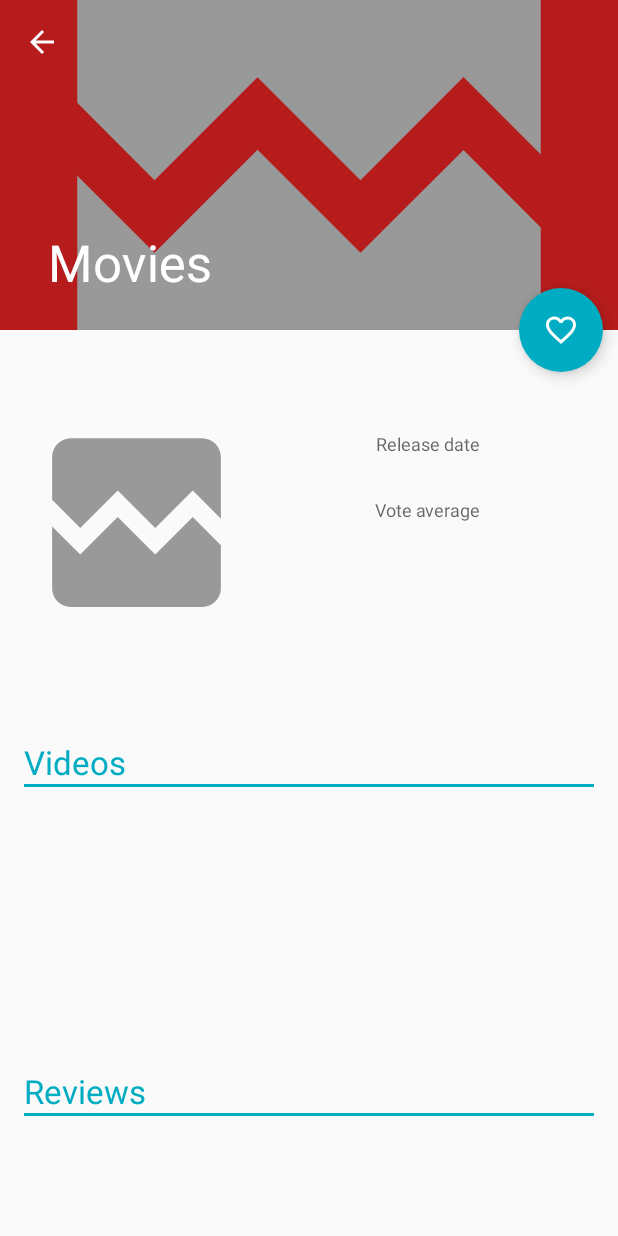
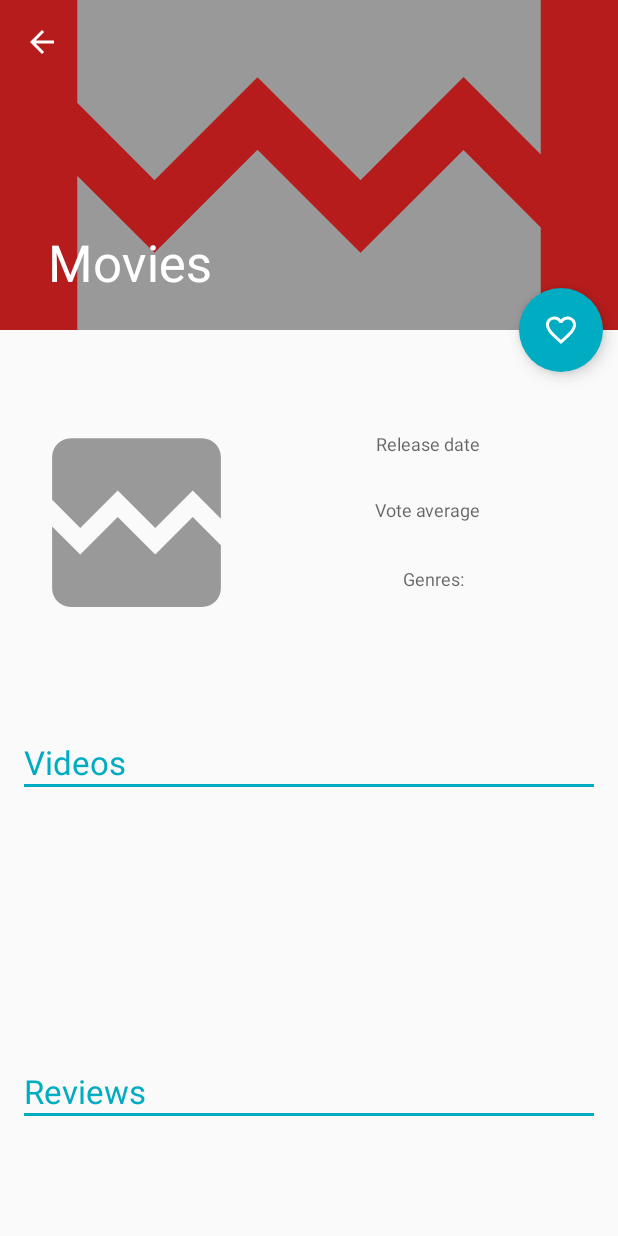
Before and after one commit to arwi74/Movies, an Android app: the DetailActivity screen opened directly, with no data from a screen before it, on a phone screen of 412 x 824 dp. Run offline under Robolectric (Android 15) with nearby library versions, the phone set to English and light mode, and no system bars; our stand-ins replace Dagger/Hilt's generated code, RxJava, data binding; pictures from the network do not load; 11 statements that could not run were skipped.

Commit message:
implement genres and MovieDetailPresenter

```diff
--- a/app/src/main/java/com/example/arek/movies/api/MovieDbApi.java
+++ b/app/src/main/java/com/example/arek/movies/api/MovieDbApi.java
@@ -1,5 +1,6 @@
 package com.example.arek.movies.api;
 
+import com.example.arek.movies.model.GenreResult;
 import com.example.arek.movies.model.MovieDbResult;
 import com.example.arek.movies.model.ReviewsResult;
 import com.example.arek.movies.model.VideoResult;
@@ -39,4 +40,9 @@ public interface MovieDbApi {
             @Path("id")long id,
             @Query("language")String language);
 
+    @GET("/3/genre/movie/list")
+    Observable<GenreResult> getGenres(
+            @Query("language")String language
+    );
+
 }
--- a/app/src/main/java/com/example/arek/movies/model/Movie.java
+++ b/app/src/main/java/com/example/arek/movies/model/Movie.java
@@ -174,10 +174,11 @@ public class Movie implements Parcelable{
     }
 
     private Movie(Parcel in){
-        boolean[] byteArray = new boolean[2];
+        boolean[] byteArray = new boolean[3];
         in.readBooleanArray(byteArray);
         adult = byteArray[0];
         video = byteArray[1];
+        favorite = byteArray[2];
         backdropPath = in.readString();
         originalLanguage = in.readString();
         originalTitle = in.readString();
@@ -198,7 +199,7 @@ public class Movie implements Parcelable{
 
     @Override
     public void writeToParcel(Parcel dest, int flags) {
-        dest.writeBooleanArray(new boolean[]{adult,video});
+        dest.writeBooleanArray(new boolean[]{adult,video,favorite});
 
         dest.writeString(backdropPath);
         dest.writeString(originalLanguage);
--- a/app/src/main/java/com/example/arek/movies/movieDetail/DetailActivity.java
+++ b/app/src/main/java/com/example/arek/movies/movieDetail/DetailActivity.java
@@ -8,6 +8,7 @@ import android.support.v7.app.ActionBar;
 import android.support.v7.app.AppCompatActivity;
 import android.support.v7.widget.Toolbar;
 import android.util.Log;
+import android.view.View;
 
 import com.example.arek.movies.MoviesApp;
 import com.example.arek.movies.R;
@@ -16,21 +17,24 @@ import com.example.arek.movies.movieDetail.reviews.ReviewsFragment;
 import com.example.arek.movies.movieDetail.videos.VideosFragment;
 import com.example.arek.movies.moviesList.MainActivity;
 import com.example.arek.movies.model.Movie;
+import com.example.arek.movies.repository.MoviesRepository;
 import com.example.arek.movies.repository.ReviewsRepository;
 import com.example.arek.movies.repository.VideosRepository;
 import com.example.arek.movies.utils.GlideApp;
 import com.example.arek.movies.utils.UtilsImage;
-
 import java.util.Locale;
-
 import javax.inject.Inject;
 
-public class DetailActivity extends AppCompatActivity {
+
+public class DetailActivity extends AppCompatActivity implements MovieDetailContract.View{
     private ActivityDetailBinding mBinding;
     @Inject
     public VideosRepository mVideosRepository;
     @Inject
     public ReviewsRepository mReviewsRepository;
+    @Inject
+    public MoviesRepository mMovieRepository;
+    private MovieDetailContract.Presenter mPresenter;
 
     @Override
     protected void onCreate(Bundle savedInstanceState) {
@@ -50,31 +54,37 @@ public class DetailActivity extends AppCompatActivity {
         Intent intent = getIntent();
         Movie movie = intent.getParcelableExtra(MainActivity.EXTRA_DETAIL_MOVIE);
 
-        showDetail(movie);
-        Log.d("DetailActivity",movie.getGenreIds().toString());
+        mPresenter = new MovieDetailPresenter(mMovieRepository, movie);
+        mPresenter.takeView(this);
+        mPresenter.getMovieDetail();
 
-
-
-
-       getSupportFragmentManager()
-                .beginTransaction()
-                .replace(R.id.detail_videos_fragment, VideosFragment.newInstance(movie.getId()))
+        getSupportFragmentManager()
+               .beginTransaction()
+               .replace(R.id.detail_videos_fragment, VideosFragment.newInstance(movie.getId()))
+               .replace(R.id.detail_reviews_fragment, ReviewsFragment.newInstance(movie.getId()))
                .commit();
 
-        getSupportFragmentManager()
-                .beginTransaction()
-                .replace(R.id.detail_reviews_fragment, ReviewsFragment.newInstance(movie.getId()))
-                .commit();
+        setFloatingFavoritesButton(movie);
 
     }
 
-    @Override
-    public boolean onSupportNavigateUp() {
-        onBackPressed();
-        return true;
+    private void setFloatingFavoritesButton(Movie movie) {
+        setFavoriteButtonIcon(movie.isFavorite());
+        mBinding.detailFavoriteButton
+                .setOnClickListener(v -> mPresenter.changeStateFavoriteMovie());
     }
 
-    private void showDetail(Movie movie) {
+    @Override
+    public void setFavoriteButtonIcon(boolean favorite){
+        if ( favorite ) {
+            mBinding.detailFavoriteButton.setImageResource(R.drawable.ic_favorite_white_24dp);
+        } else{
+            mBinding.detailFavoriteButton.setImageResource(R.drawable.ic_favorite_border_white_24dp);
+        }
+    }
+
+    @Override
+    public void showMovieDetails(Movie movie) {
         mBinding.content.detailTitle.setText(movie.getTitle());
         mBinding.collapsingToolbar.setTitle(movie.getTitle());
         mBinding.content.detailOverview.setText(movie.getOverview());
@@ -95,6 +105,20 @@ public class DetailActivity extends AppCompatActivity {
                 .into(mBinding.toolbarImage);
     }
 
+    @Override
+    public void showMovieGenres(String genres) {
+        mBinding.content.detailGenres.setText(genres);
+    }
 
+    @Override
+    public boolean onSupportNavigateUp() {
+        onBackPressed();
+        return true;
+    }
 
- }
+    @Override
+    protected void onDestroy() {
+        super.onDestroy();
+        mPresenter.dropView();
+    }
+}
--- /dev/null
+++ b/app/src/main/java/com/example/arek/movies/movieDetail/MovieDetailContract.java
@@ -0,0 +1,26 @@
+package com.example.arek.movies.movieDetail;
+
+import com.example.arek.movies.BasePresenter;
+import com.example.arek.movies.model.Movie;
+
+/**
+ * Created by Arkadiusz Wilczek on 13.03.18.
+ */
+
+public interface MovieDetailContract {
+
+    interface View {
+        void setFavoriteButtonIcon(boolean favorite);
+
+        void showMovieDetails(Movie movie);
+
+        void showMovieGenres(String genres);
+    }
+
+    interface Presenter extends BasePresenter<MovieDetailContract.View>{
+
+        void getMovieDetail();
+
+        void changeStateFavoriteMovie();
+    }
+}
--- /dev/null
+++ b/app/src/main/java/com/example/arek/movies/movieDetail/MovieDetailPresenter.java
@@ -0,0 +1,93 @@
+package com.example.arek.movies.movieDetail;
+
+import android.support.annotation.NonNull;
+
+import com.example.arek.movies.model.Genre;
+import com.example.arek.movies.model.Movie;
+import com.example.arek.movies.repository.MoviesRepository;
+import com.example.arek.movies.utils.DbUtils;
+
+import java.util.List;
+
+import io.reactivex.android.schedulers.AndroidSchedulers;
+import io.reactivex.disposables.Disposable;
+import io.reactivex.observers.DisposableObserver;
+
+/**
+ * Created by Arkadiusz Wilczek on 13.03.18.
+ */
+
+public class MovieDetailPresenter implements MovieDetailContract.Presenter {
+    private MoviesRepository mMoviesRepository;
+    private Movie mMovie;
+    private MovieDetailContract.View mView;
+    private DisposableObserver mDisposable;
+
+    public MovieDetailPresenter(@NonNull MoviesRepository movieRepository, @NonNull Movie movie){
+        mMovie = movie;
+        mMoviesRepository = movieRepository;
+    }
+
+    @Override
+    public void takeView(MovieDetailContract.View view) {
+        mView = view;
+    }
+
+    @Override
+    public void dropView() {
+        if ( mDisposable != null && !mDisposable.isDisposed()){
+            mDisposable.dispose();
+        }
+        mView = null;
+    }
+
+    @Override
+    public void getMovieDetail() {
+        mView.showMovieDetails(mMovie);
+        getGenres();
+    }
+
+    @Override
+    public void changeStateFavoriteMovie() {
+        mMovie.setFavorite(!mMovie.isFavorite());
+        mView.setFavoriteButtonIcon(mMovie.isFavorite());
+        if( mMovie.isFavorite() ) {
+            mMoviesRepository.saveFavoriteMovie(mMovie);
+        }else{
+            mMoviesRepository.deleteFavoriteMovie(mMovie);
+        }
+    }
+
+    private void getGenres(){
+        mDisposable = getObserver();
+        mMoviesRepository.getGenres()
+                .observeOn(AndroidSchedulers.mainThread())
+                .subscribe(mDisposable);
+    }
+
+    private DisposableObserver<List<Genre>> getObserver(){
+        return new DisposableObserver<List<Genre>>() {
+            @Override
+            public void onNext(List<Genre> genres) {
+                displayGenres(mMovie, genres);
+            }
+
+            @Override
+            public void onError(Throwable e) {
+
+            }
+
+            @Override
+            public void onComplete() {
+
+            }
+        };
+
+    }
+
+    private void displayGenres(Movie movie,List<Genre> genres) {
+        String genresString = DbUtils.getGenresFromIds(movie.getGenreIds(), genres);
+        mView.showMovieGenres(genresString);
+    }
+
+}
--- a/app/src/main/res/layout/content_detail.xml
+++ b/app/src/main/res/layout/content_detail.xml
@@ -93,6 +93,30 @@
             tool:text="7.5" />
 
         <TextView
+            android:id="@+id/detail_genres_label"
+            android:layout_width="wrap_content"
+            android:layout_height="wrap_content"
+            android:layout_marginEnd="8dp"
+            android:layout_marginStart="8dp"
+            android:text="@string/detail_genres_label"
+            android:textAppearance="@style/TextAppearance.AppCompat.Caption"
+            app:layout_constraintEnd_toEndOf="parent"
+            app:layout_constraintStart_toEndOf="@+id/detail_poster"
+            app:layout_constraintTop_toBottomOf="@+id/detail_vote_average" />
+
+        <TextView
+            android:id="@+id/detail_genres"
+            android:layout_width="0dp"
+            android:layout_height="wrap_content"
+            android:layout_marginEnd="8dp"
+            android:layout_marginStart="8dp"
+            android:layout_marginTop="8dp"
+            android:gravity="center"
+            app:layout_constraintEnd_toEndOf="parent"
+            app:layout_constraintStart_toEndOf="@+id/detail_poster"
+            app:layout_constraintTop_toBottomOf="@+id/detail_genres_label" />
+
+        <TextView
             android:id="@+id/detail_overview"
             android:layout_width="0dp"
             android:layout_height="wrap_content"
@@ -108,11 +132,12 @@
 
         <android.support.constraint.Barrier
             android:id="@+id/barrier2"
-            android:layout_width="wrap_content"
+            android:layout_width="match_parent"
             android:layout_height="wrap_content"
             app:barrierDirection="bottom"
-            app:constraint_referenced_ids="detail_vote_average,detail_poster"
-             />
+            app:constraint_referenced_ids="detail_poster,detail_genres"
+            tool:layout_editor_absoluteY="241dp"
+            tool:ignore="MissingConstraints" />
 
         <TextView
             android:id="@+id/detail_videos_label"
@@ -184,10 +209,10 @@
             android:id="@+id/detail_reviews_fragment"
             android:layout_width="0dp"
             android:layout_height="wrap_content"
-            android:layout_marginLeft="@dimen/detail_margin_left"
-            android:layout_marginStart="@dimen/detail_margin_left"
-            android:layout_marginEnd="@dimen/detail_margin_right"
-            android:layout_marginRight="@dimen/detail_margin_right"
+            android:layout_marginLeft="8dp"
+            android:layout_marginStart="8dp"
+            android:layout_marginEnd="8dp"
+            android:layout_marginRight="8dp"
             app:layout_constraintEnd_toEndOf="parent"
             app:layout_constraintStart_toStartOf="parent"
             app:layout_constraintTop_toBottomOf="@+id/detail_reviews_label_line" />
--- a/app/src/main/res/values/strings.xml
+++ b/app/src/main/res/values/strings.xml
@@ -19,4 +19,5 @@
     <string name="hello_blank_fragment">Hello blank fragment</string>
     <string name="detail_videos_label">Videos</string>
     <string name="detail_reviews_label">Reviews</string>
+    <string name="detail_genres_label">Genres:</string>
 </resources>
```
Also changed, not shown: app/src/main/java/com/example/arek/movies/model/Genre.java (added, +32 -0 lines), app/src/main/java/com/example/arek/movies/model/GenreResult.java (added, +23 -0 lines), app/src/main/java/com/example/arek/movies/repository/MoviesRepository.java (+31 -2 lines), app/src/main/java/com/example/arek/movies/utils/DbUtils.java (+21 -0 lines).
